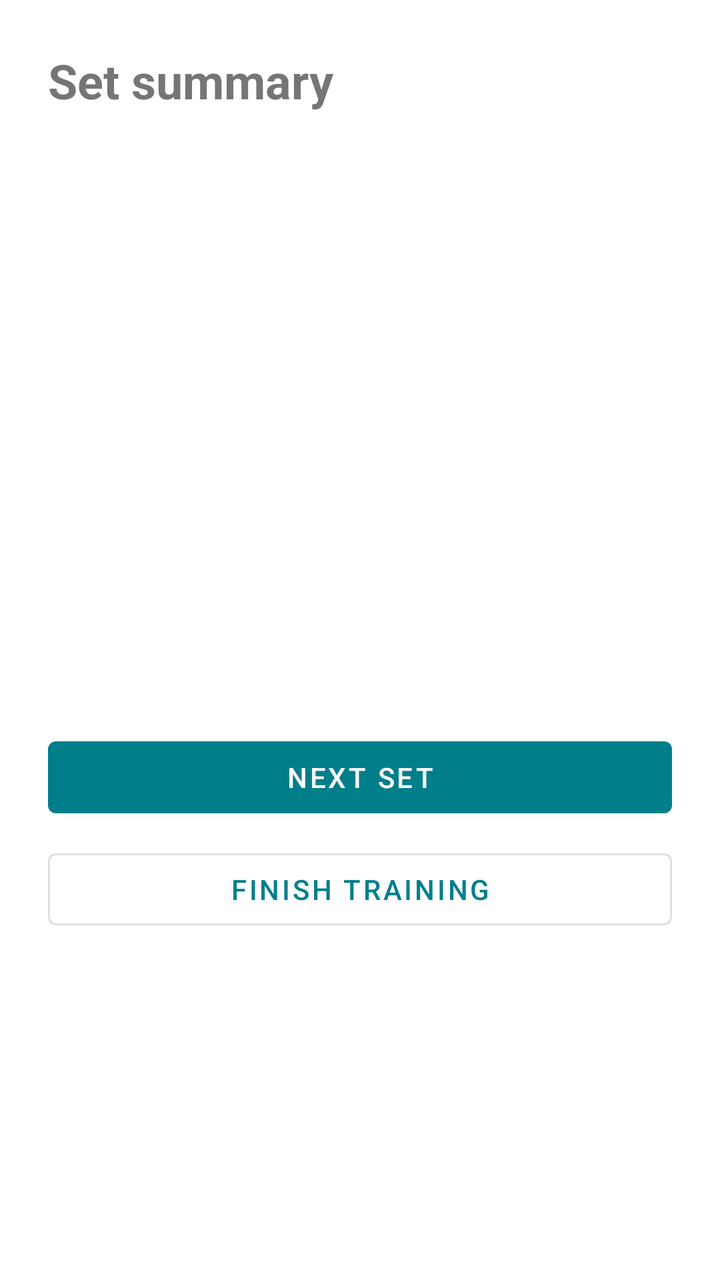
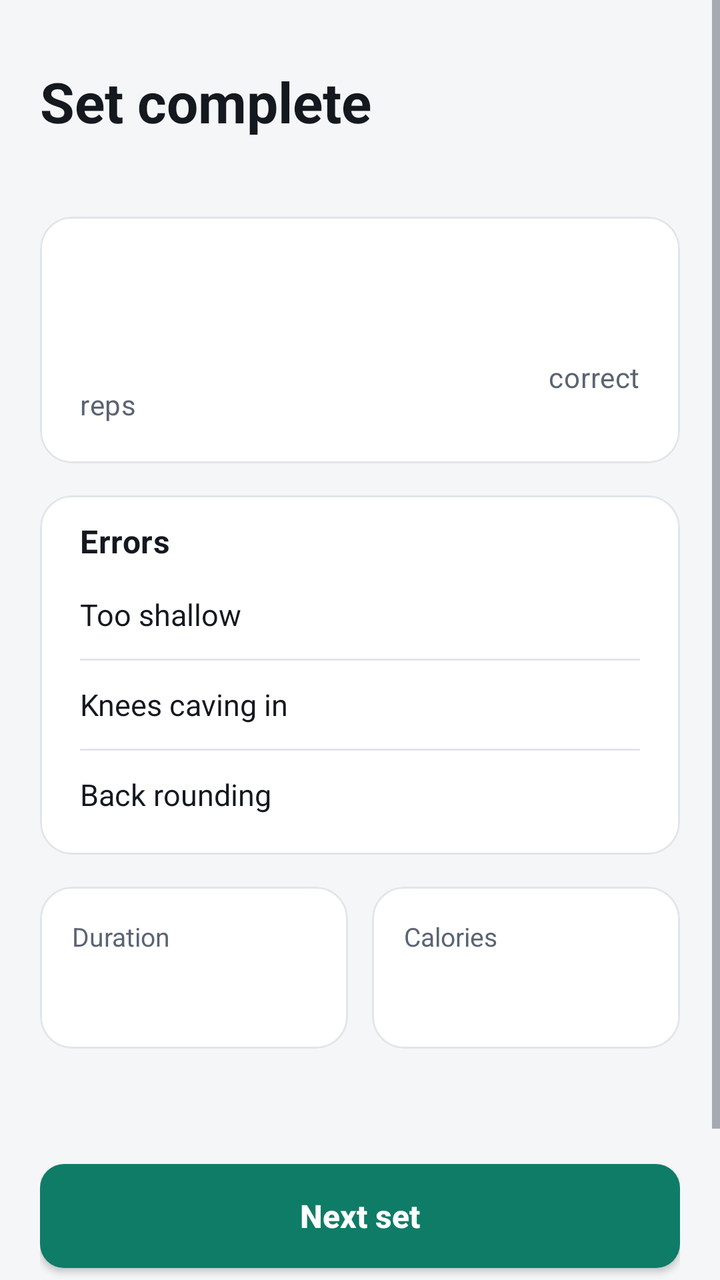

Compare the two renders of this Android layout. The source of the first and the diff that turns it into the second are given below.
<!-- AndroidManifest.xml: application theme AppTheme -->
<!-- res/layout/fragment_session_summary.xml -->
<?xml version="1.0" encoding="utf-8"?>
<ScrollView xmlns:android="http://schemas.android.com/apk/res/android"
    android:layout_width="match_parent"
    android:layout_height="match_parent"
    android:background="@android:color/white">

    <LinearLayout
        android:layout_width="match_parent"
        android:layout_height="wrap_content"
        android:orientation="vertical"
        android:padding="24dp">

        <TextView
            android:layout_width="wrap_content"
            android:layout_height="wrap_content"
            android:text="@string/set_summary_title"
            android:textSize="24sp"
            android:textStyle="bold" />

        <TextView
            android:id="@+id/summary_date_text"
            android:layout_width="wrap_content"
            android:layout_height="wrap_content"
            android:layout_marginTop="4dp" />

        <TextView
            android:id="@+id/summary_reps_text"
            android:layout_width="wrap_content"
            android:layout_height="wrap_content"
            android:layout_marginTop="24dp"
            android:textSize="32sp"
            android:textStyle="bold" />

        <TextView
            android:id="@+id/summary_correct_text"
            android:layout_width="wrap_content"
            android:layout_height="wrap_content"
            android:textSize="18sp" />

        <TextView
            android:id="@+id/summary_depth_text"
            android:layout_width="wrap_content"
            android:layout_height="wrap_content"
            android:layout_marginTop="16dp"
            android:textSize="16sp" />

        <TextView
            android:id="@+id/summary_valgus_text"
            android:layout_width="wrap_content"
            android:layout_height="wrap_content"
            android:textSize="16sp" />

        <TextView
            android:id="@+id/summary_back_text"
            android:layout_width="wrap_content"
            android:layout_height="wrap_content"
            android:textSize="16sp" />

        <TextView
            android:id="@+id/summary_duration_text"
            android:layout_width="wrap_content"
            android:layout_height="wrap_content"
            android:layout_marginTop="16dp"
            android:textSize="16sp" />

        <TextView
            android:id="@+id/summary_calories_text"
            android:layout_width="wrap_content"
            android:layout_height="wrap_content"
            android:textSize="16sp" />

        <TextView
            android:id="@+id/summary_calories_note"
            android:layout_width="wrap_content"
            android:layout_height="wrap_content"
            android:layout_marginTop="4dp"
            android:textSize="13sp" />

        <com.google.android.material.button.MaterialButton
            android:id="@+id/next_set_button"
            android:layout_width="match_parent"
            android:layout_height="wrap_content"
            android:layout_marginTop="32dp"
            android:text="@string/summary_next_set" />

        <com.google.android.material.button.MaterialButton
            android:id="@+id/finish_training_button"
            style="@style/Widget.MaterialComponents.Button.OutlinedButton"
            android:layout_width="match_parent"
            android:layout_height="wrap_content"
            android:layout_marginTop="8dp"
            android:text="@string/summary_finish" />
    </LinearLayout>
</ScrollView>
<!-- resources referenced by this layout -->
<resources>
  <string name="set_summary_title">Set summary</string>
  <style name="AppTheme" parent="Theme.MaterialComponents.Light.NoActionBar">
          
          <item name="colorPrimary">@color/mp_color_primary</item>
          <item name="colorPrimaryVariant">@color/mp_color_primary_variant</item>
          <item name="colorPrimaryDark">@color/mp_color_primary_dark</item>
          
          <item name="colorSecondary">@color/mp_color_secondary</item>
          <item name="colorSecondaryVariant">@color/mp_color_secondary_variant</item>
          <item name="colorError">@color/mp_color_error</item>
          
          <item name="android:statusBarColor">?attr/colorPrimary</item>
          
      </style>
  <color name="mp_color_primary">#007F8B</color>
  <color name="mp_color_primary_variant">#12B5CB</color>
  <color name="mp_color_primary_dark">#00676D</color>
  <color name="mp_color_secondary">#FBBC04</color>
  <color name="mp_color_secondary_variant">#F9AB00</color>
  <color name="mp_color_error">#B00020</color>
  <!-- unchanged entries left out for length: 2 -->
</resources>

<!-- the commit's change to res/layout/fragment_session_summary.xml (unified diff, before → after) -->
@@ -2,78 +2,264 @@
 <ScrollView xmlns:android="http://schemas.android.com/apk/res/android"
     android:layout_width="match_parent"
     android:layout_height="match_parent"
-    android:background="@android:color/white">
+    android:background="@color/ground">
 
     <LinearLayout
         android:layout_width="match_parent"
         android:layout_height="wrap_content"
         android:orientation="vertical"
-        android:padding="24dp">
+        android:paddingStart="20dp"
+        android:paddingTop="32dp"
+        android:paddingEnd="20dp"
+        android:paddingBottom="32dp">
 
         <TextView
             android:layout_width="wrap_content"
             android:layout_height="wrap_content"
             android:text="@string/set_summary_title"
-            android:textSize="24sp"
-            android:textStyle="bold" />
+            android:textAppearance="@style/TextAppearance.FormAnalyzer.Title" />
 
         <TextView
             android:id="@+id/summary_date_text"
             android:layout_width="wrap_content"
             android:layout_height="wrap_content"
-            android:layout_marginTop="4dp" />
-
-        <TextView
-            android:id="@+id/summary_reps_text"
-            android:layout_width="wrap_content"
-            android:layout_height="wrap_content"
-            android:layout_marginTop="24dp"
-            android:textSize="32sp"
-            android:textStyle="bold" />
-
-        <TextView
-            android:id="@+id/summary_correct_text"
-            android:layout_width="wrap_content"
-            android:layout_height="wrap_content"
-            android:textSize="18sp" />
-
-        <TextView
-            android:id="@+id/summary_depth_text"
-            android:layout_width="wrap_content"
+            android:layout_marginTop="4dp"
+            android:textAppearance="@style/TextAppearance.FormAnalyzer.Secondary" />
+
+        <com.google.android.material.card.MaterialCardView
+            android:layout_width="match_parent"
+            android:layout_height="wrap_content"
+            android:layout_marginTop="16dp">
+
+            <LinearLayout
+                android:layout_width="match_parent"
+                android:layout_height="wrap_content"
+                android:gravity="center_vertical"
+                android:orientation="horizontal"
+                android:padding="20dp">
+
+                <LinearLayout
+                    android:layout_width="0dp"
+                    android:layout_height="wrap_content"
+                    android:layout_weight="1"
+                    android:orientation="vertical">
+
+                    <TextView
+                        android:id="@+id/summary_reps_text"
+                        android:layout_width="wrap_content"
+                        android:layout_height="wrap_content"
+                        android:textColor="@color/text_primary"
+                        android:textSize="48sp"
+                        android:textStyle="bold" />
+
+                    <TextView
+                        android:layout_width="wrap_content"
+                        android:layout_height="wrap_content"
+                        android:text="@string/summary_reps_label"
+                        android:textAppearance="@style/TextAppearance.FormAnalyzer.Secondary" />
+                </LinearLayout>
+
+                <LinearLayout
+                    android:layout_width="wrap_content"
+                    android:layout_height="wrap_content"
+                    android:gravity="end"
+                    android:orientation="vertical">
+
+                    <TextView
+                        android:id="@+id/summary_correct_text"
+                        android:layout_width="wrap_content"
+                        android:layout_height="wrap_content"
+                        android:textColor="@color/brand"
+                        android:textSize="28sp"
+                        android:textStyle="bold" />
+
+                    <TextView
+                        android:layout_width="wrap_content"
+                        android:layout_height="wrap_content"
+                        android:text="@string/summary_correct_label"
+                        android:textAppearance="@style/TextAppearance.FormAnalyzer.Secondary" />
+                </LinearLayout>
+            </LinearLayout>
+        </com.google.android.material.card.MaterialCardView>
+
+        <com.google.android.material.card.MaterialCardView
+            android:layout_width="match_parent"
+            android:layout_height="wrap_content"
+            android:layout_marginTop="16dp">
+
+            <LinearLayout
+                android:layout_width="match_parent"
+                android:layout_height="wrap_content"
+                android:orientation="vertical"
+                android:paddingStart="20dp"
+                android:paddingTop="12dp"
+                android:paddingEnd="20dp"
+                android:paddingBottom="8dp">
+
+                <TextView
+                    android:layout_width="wrap_content"
+                    android:layout_height="wrap_content"
+                    android:layout_marginBottom="4dp"
+                    android:text="@string/summary_errors"
+                    android:textAppearance="@style/TextAppearance.FormAnalyzer.Section" />
+
+                <LinearLayout
+                    android:layout_width="match_parent"
+                    android:layout_height="wrap_content"
+                    android:gravity="center_vertical"
+                    android:minHeight="44dp"
+                    android:orientation="horizontal">
+
+                    <TextView
+                        android:layout_width="0dp"
+                        android:layout_height="wrap_content"
+                        android:layout_weight="1"
+                        android:text="@string/summary_label_too_shallow"
+                        android:textColor="@color/text_primary"
+                        android:textSize="15sp" />
+
+                    <TextView
+                        android:id="@+id/summary_depth_text"
+                        android:layout_width="wrap_content"
+                        android:layout_height="wrap_content"
+                        android:textColor="@color/text_primary"
+                        android:textSize="15sp"
+                        android:textStyle="bold" />
+                </LinearLayout>
+
+                <View
+                    android:layout_width="match_parent"
+                    android:layout_height="1dp"
+                    android:background="@color/border" />
+
+                <LinearLayout
+                    android:layout_width="match_parent"
+                    android:layout_height="wrap_content"
+                    android:gravity="center_vertical"
+                    android:minHeight="44dp"
+                    android:orientation="horizontal">
+
+                    <TextView
+                        android:layout_width="0dp"
+                        android:layout_height="wrap_content"
+                        android:layout_weight="1"
+                        android:text="@string/summary_label_knee_valgus"
+                        android:textColor="@color/text_primary"
+                        android:textSize="15sp" />
+
+                    <TextView
+                        android:id="@+id/summary_valgus_text"
+                        android:layout_width="wrap_content"
+                        android:layout_height="wrap_content"
+                        android:textColor="@color/text_primary"
+                        android:textSize="15sp"
+                        android:textStyle="bold" />
+                </LinearLayout>
+
+                <View
+                    android:layout_width="match_parent"
+                    android:layout_height="1dp"
+                    android:background="@color/border" />
+
+                <LinearLayout
+                    android:layout_width="match_parent"
+                    android:layout_height="wrap_content"
+                    android:gravity="center_vertical"
+                    android:minHeight="44dp"
+                    android:orientation="horizontal">
+
+                    <TextView
+                        android:layout_width="0dp"
+                        android:layout_height="wrap_content"
+                        android:layout_weight="1"
+                        android:text="@string/summary_label_back_rounding"
+                        android:textColor="@color/text_primary"
+                        android:textSize="15sp" />
+
+                    <TextView
+                        android:id="@+id/summary_back_text"
+                        android:layout_width="wrap_content"
+                        android:layout_height="wrap_content"
+                        android:textColor="@color/text_primary"
+                        android:textSize="15sp"
+                        android:textStyle="bold" />
+                </LinearLayout>
+            </LinearLayout>
+        </com.google.android.material.card.MaterialCardView>
+
+        <LinearLayout
+            android:layout_width="match_parent"
             android:layout_height="wrap_content"
             android:layout_marginTop="16dp"
-            android:textSize="16sp" />
-
-        <TextView
-            android:id="@+id/summary_valgus_text"
-            android:layout_width="wrap_content"
-            android:layout_height="wrap_content"
-            android:textSize="16sp" />
-
-        <TextView
-            android:id="@+id/summary_back_text"
-            android:layout_width="wrap_content"
-            android:layout_height="wrap_content"
-            android:textSize="16sp" />
-
-        <TextView
-            android:id="@+id/summary_duration_text"
-            android:layout_width="wrap_content"
-            android:layout_height="wrap_content"
-            android:layout_marginTop="16dp"
-            android:textSize="16sp" />
-
-        <TextView
-            android:id="@+id/summary_calories_text"
-            android:layout_width="wrap_content"
-            android:layout_height="wrap_content"
-            android:textSize="16sp" />
+            android:orientation="horizontal">
+
+            <com.google.android.material.card.MaterialCardView
+                android:layout_width="0dp"
+                android:layout_height="wrap_content"
+                android:layout_weight="1"
+                android:layout_marginEnd="6dp">
+
+                <LinearLayout
+                    android:layout_width="match_parent"
+                    android:layout_height="wrap_content"
+                    android:orientation="vertical"
+                    android:padding="16dp">
+
+                    <TextView
+                        android:layout_width="wrap_content"
+                        android:layout_height="wrap_content"
+                        android:text="@string/summary_label_duration"
+                        android:textColor="@color/text_secondary"
+                        android:textSize="13sp" />
+
+                    <TextView
+                        android:id="@+id/summary_duration_text"
+                        android:layout_width="wrap_content"
+                        android:layout_height="wrap_content"
+                        android:layout_marginTop="2dp"
+                        android:textColor="@color/text_primary"
+                        android:textSize="22sp"
+                        android:textStyle="bold" />
+                </LinearLayout>
+            </com.google.android.material.card.MaterialCardView>
+
+            <com.google.android.material.card.MaterialCardView
+                android:layout_width="0dp"
+                android:layout_height="wrap_content"
+                android:layout_weight="1"
+                android:layout_marginStart="6dp">
+
+                <LinearLayout
+                    android:layout_width="match_parent"
+                    android:layout_height="wrap_content"
+                    android:orientation="vertical"
+                    android:padding="16dp">
+
+                    <TextView
+                        android:layout_width="wrap_content"
+                        android:layout_height="wrap_content"
+                        android:text="@string/summary_label_calories"
+                        android:textColor="@color/text_secondary"
+                        android:textSize="13sp" />
+
+                    <TextView
+                        android:id="@+id/summary_calories_text"
+                        android:layout_width="wrap_content"
+                        android:layout_height="wrap_content"
+                        android:layout_marginTop="2dp"
+                        android:textColor="@color/text_primary"
+                        android:textSize="22sp"
+                        android:textStyle="bold" />
+                </LinearLayout>
+            </com.google.android.material.card.MaterialCardView>
+        </LinearLayout>
 
         <TextView
             android:id="@+id/summary_calories_note"
             android:layout_width="wrap_content"
             android:layout_height="wrap_content"
-            android:layout_marginTop="4dp"
+            android:layout_marginTop="8dp"
+            android:textColor="@color/text_secondary"
             android:textSize="13sp" />
 
         <com.google.android.material.button.MaterialButton
@@ -85,7 +271,7 @@
 
         <com.google.android.material.button.MaterialButton
             android:id="@+id/finish_training_button"
-            style="@style/Widget.MaterialComponents.Button.OutlinedButton"
+            style="@style/Widget.FormAnalyzer.Button.Outlined"
             android:layout_width="match_parent"
             android:layout_height="wrap_content"
             android:layout_marginTop="8dp"
<!-- resource entries referenced after the edit -->
@@ -1,25 +1,89 @@
 <!-- resources referenced by this layout -->
 <resources>
-  <string name="set_summary_title">Set summary</string>
+  <color name="border">#E2E5EA</color>
+  <color name="brand">#0E7C66</color>
+  <color name="ground">#F5F6F8</color>
+  <color name="text_primary">#14181F</color>
+  <color name="text_secondary">#5B6472</color>
+  <string name="set_summary_title">Set complete</string>
+  <string name="summary_correct_label">correct</string>
+  <string name="summary_errors">Errors</string>
+  <string name="summary_label_back_rounding">Back rounding</string>
+  <string name="summary_label_calories">Calories</string>
+  <string name="summary_label_duration">Duration</string>
+  <string name="summary_label_knee_valgus">Knees caving in</string>
+  <string name="summary_label_too_shallow">Too shallow</string>
+  <string name="summary_reps_label">reps</string>
+  <style name="TextAppearance.FormAnalyzer.Secondary" parent="TextAppearance.MaterialComponents.Body2">
+          <item name="android:textSize">14sp</item>
+          <item name="android:textColor">@color/text_secondary</item>
+      </style>
+  <style name="TextAppearance.FormAnalyzer.Section" parent="TextAppearance.MaterialComponents.Subtitle1">
+          <item name="android:textSize">16sp</item>
+          <item name="android:textStyle">bold</item>
+          <item name="android:textColor">@color/text_primary</item>
+      </style>
+  <style name="TextAppearance.FormAnalyzer.Title" parent="TextAppearance.MaterialComponents.Headline5">
+          <item name="android:textSize">28sp</item>
+          <item name="android:textStyle">bold</item>
+          <item name="android:textColor">@color/text_primary</item>
+      </style>
+  <style name="Widget.FormAnalyzer.Button.Outlined" parent="Widget.MaterialComponents.Button.OutlinedButton">
+          <item name="android:minHeight">52dp</item>
+          <item name="android:insetTop">0dp</item>
+          <item name="android:insetBottom">0dp</item>
+          <item name="cornerRadius">12dp</item>
+          <item name="android:textAllCaps">false</item>
+          <item name="android:textSize">16sp</item>
+          <item name="android:textStyle">bold</item>
+          <item name="android:letterSpacing">0</item>
+          <item name="android:textColor">@color/text_primary</item>
+          <item name="strokeColor">@color/border_strong</item>
+          <item name="backgroundTint">@color/surface</item>
+      </style>
   <style name="AppTheme" parent="Theme.MaterialComponents.Light.NoActionBar">
-          
-          <item name="colorPrimary">@color/mp_color_primary</item>
-          <item name="colorPrimaryVariant">@color/mp_color_primary_variant</item>
-          <item name="colorPrimaryDark">@color/mp_color_primary_dark</item>
-          
-          <item name="colorSecondary">@color/mp_color_secondary</item>
-          <item name="colorSecondaryVariant">@color/mp_color_secondary_variant</item>
-          <item name="colorError">@color/mp_color_error</item>
-          
-          <item name="android:statusBarColor">?attr/colorPrimary</item>
-          
+          <item name="colorPrimary">@color/brand</item>
+          <item name="colorPrimaryVariant">@color/brand_dark</item>
+          <item name="colorPrimaryDark">@color/brand_dark</item>
+          <item name="colorOnPrimary">@android:color/white</item>
+          <item name="colorSecondary">@color/brand</item>
+          <item name="colorSecondaryVariant">@color/brand_dark</item>
+          <item name="colorOnSecondary">@android:color/white</item>
+          <item name="colorError">@color/warning</item>
+          <item name="colorSurface">@color/surface</item>
+          <item name="colorOnSurface">@color/text_primary</item>
+          <item name="android:colorBackground">@color/ground</item>
+          <item name="android:windowBackground">@color/ground</item>
+          <item name="android:textColorPrimary">@color/text_primary</item>
+          <item name="android:textColorSecondary">@color/text_secondary</item>
+          <item name="android:statusBarColor">@color/ground</item>
+          <item name="android:windowLightStatusBar">true</item>
+          <item name="materialButtonStyle">@style/Widget.FormAnalyzer.Button</item>
+          <item name="materialButtonOutlinedStyle">@style/Widget.FormAnalyzer.Button.Outlined</item>
+          <item name="materialCardViewStyle">@style/Widget.FormAnalyzer.Card</item>
+          <item name="textInputStyle">@style/Widget.MaterialComponents.TextInputLayout.OutlinedBox</item>
       </style>
-  <color name="mp_color_primary">#007F8B</color>
-  <color name="mp_color_primary_variant">#12B5CB</color>
-  <color name="mp_color_primary_dark">#00676D</color>
-  <color name="mp_color_secondary">#FBBC04</color>
-  <color name="mp_color_secondary_variant">#F9AB00</color>
-  <color name="mp_color_error">#B00020</color>
+  <color name="border_strong">#C9CED6</color>
+  <color name="surface">#FFFFFF</color>
+  <color name="brand_dark">#0A5C4C</color>
+  <color name="warning">#B54708</color>
+  <style name="Widget.FormAnalyzer.Button" parent="Widget.MaterialComponents.Button">
+          <item name="android:minHeight">52dp</item>
+          <item name="android:insetTop">0dp</item>
+          <item name="android:insetBottom">0dp</item>
+          <item name="cornerRadius">12dp</item>
+          <item name="android:textAllCaps">false</item>
+          <item name="android:textSize">16sp</item>
+          <item name="android:textStyle">bold</item>
+          <item name="android:letterSpacing">0</item>
+      </style>
+  <style name="Widget.FormAnalyzer.Card" parent="Widget.MaterialComponents.CardView">
+          <item name="cardCornerRadius">16dp</item>
+          <item name="cardElevation">0dp</item>
+          <item name="strokeColor">@color/border</item>
+          <item name="strokeWidth">1dp</item>
+          <item name="cardBackgroundColor">@color/surface</item>
+      </style>
   <!-- unchanged entries left out for length: 2 -->
 </resources>
 
